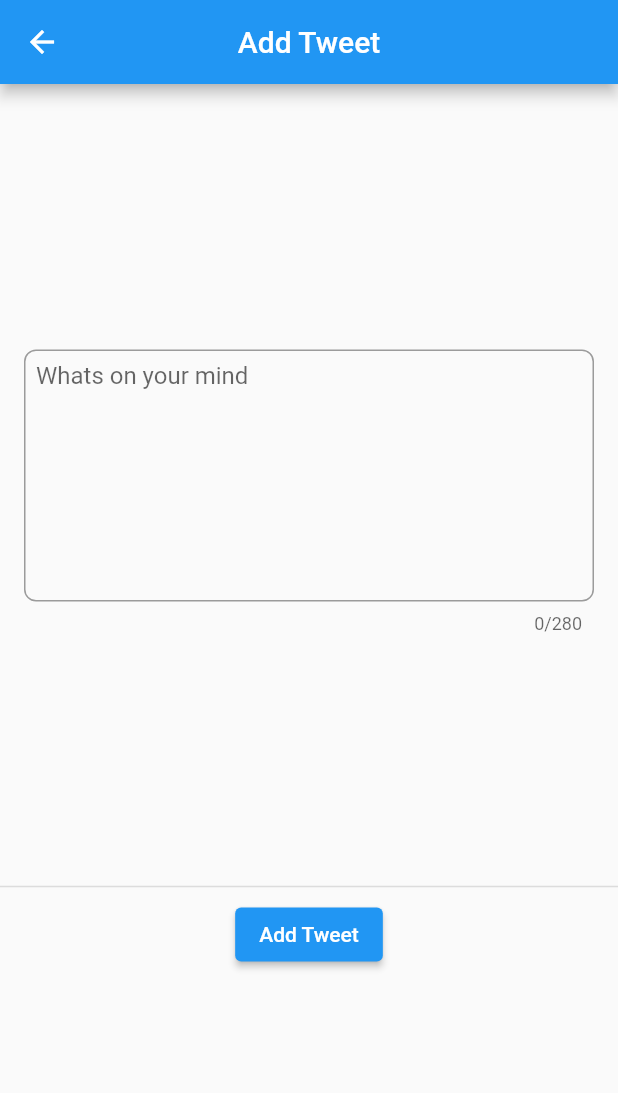
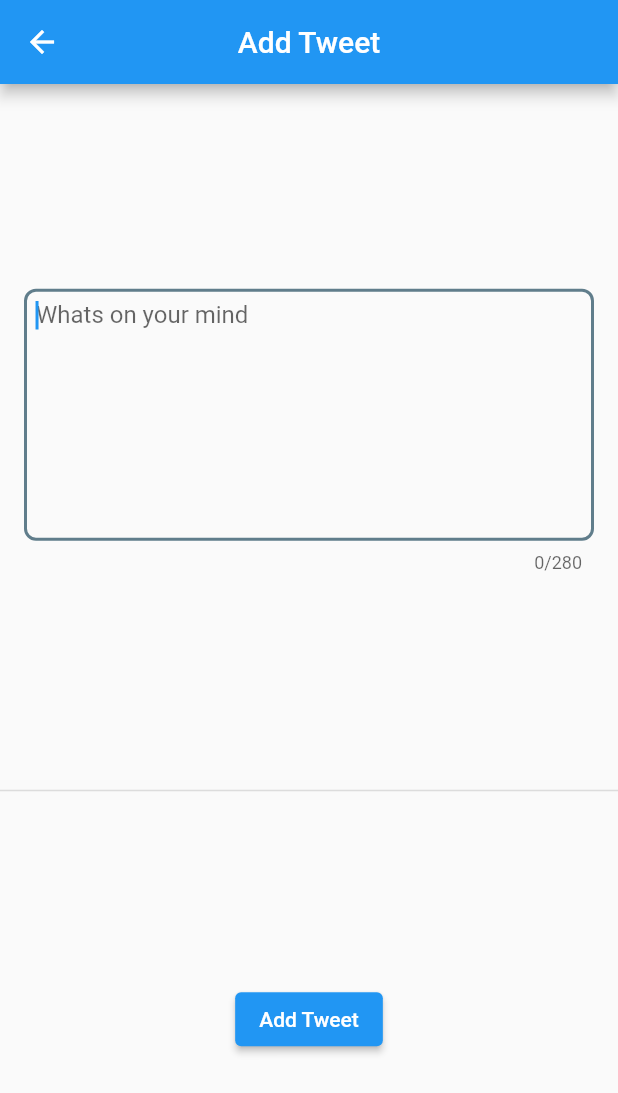
Before and after one commit to ARIFCSE10/mobile-flutter-twitter-clone, a Flutter app: the AddTweetView screen opened directly with empty values, on a phone screen of 412 x 824 dp. Shown: the top 1093 px of the screen. Run offline on Flutter 3.47's test engine with Material 2 defaults, Android fonts, the phone set to English and light mode, and no system bars; our stand-ins replace cloud_firestore, firebase_auth, firebase_core, get; accounts and stored records are empty.

Commit message:
fix overflow issue

```diff
--- a/lib/app/modules/add_tweet/views/add_tweet_view.dart
+++ b/lib/app/modules/add_tweet/views/add_tweet_view.dart
@@ -19,8 +19,7 @@ class AddTweetView extends GetView<AddTweetController> {
         centerTitle: true,
       ),
       body: Column(
-        mainAxisAlignment: MainAxisAlignment.center,
-        crossAxisAlignment: CrossAxisAlignment.center,
+        mainAxisAlignment: MainAxisAlignment.spaceEvenly,
         children: <Widget>[
           _getStatusField(),
           Divider(
@@ -35,11 +34,11 @@ class AddTweetView extends GetView<AddTweetController> {
 
   _getStatusField() {
     return Container(
-      padding: EdgeInsets.symmetric(horizontal: 16),
-      height: 350,
+      padding: EdgeInsets.symmetric(horizontal: 16, vertical: 16),
       child: Obx(
         (() => TextField(
               keyboardType: TextInputType.multiline,
+              autofocus: true,
               controller: _statusController,
               onChanged: (String status) {
                 _controller.tweetStatus.value =
@@ -82,7 +81,6 @@ class AddTweetView extends GetView<AddTweetController> {
           }
           return;
         }
-
         bool _success = _controller.isEditingMode
             ? await _controller.editTweet(status: _statusController.text.trim())
             : await _controller.addTweet(status: _statusController.text.trim());
```
